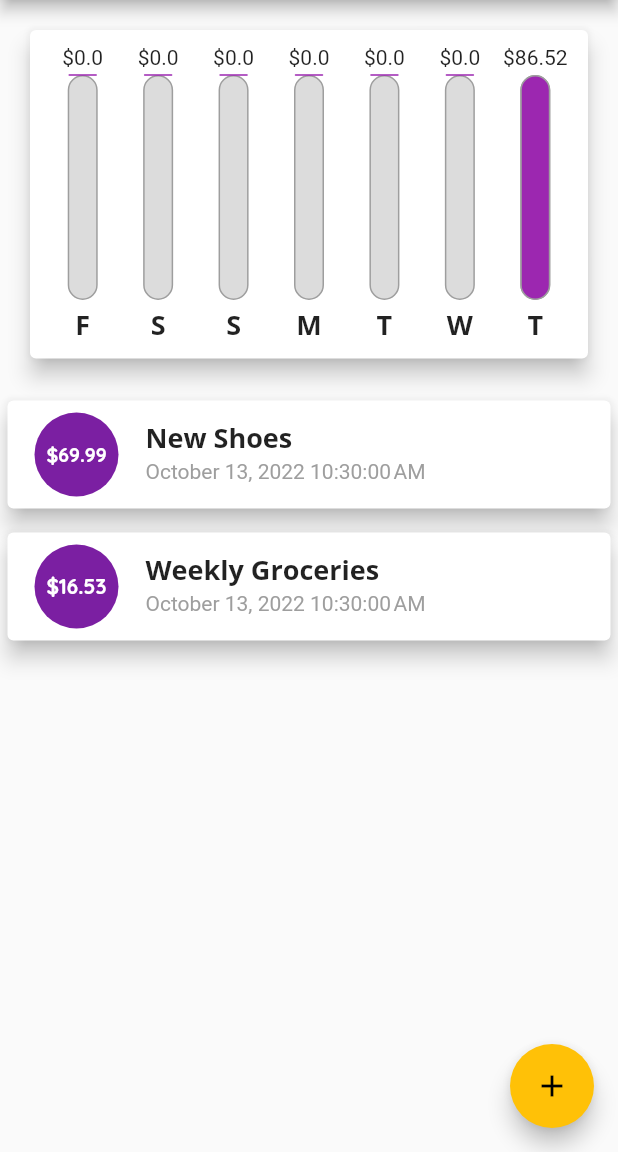
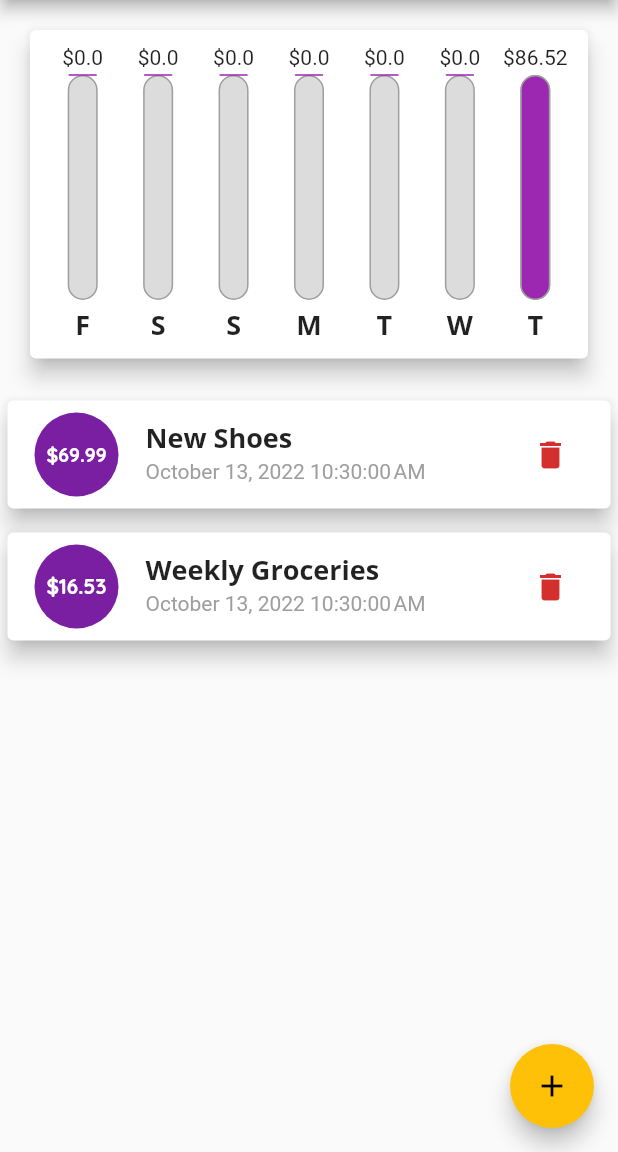
Before and after one commit to Olakunlesalami/personal-expense-tracker, a Flutter app: the screen it shows after launch, on a phone screen of 412 x 824 dp, the part 84-1236 px from its top. Run offline on Flutter 3.47's test engine with Material 2 defaults, Android fonts, the phone set to English and light mode, and no system bars.

Commit message:
can delete transaction

```diff
--- a/tutorials/expense_tracker/lib/main.dart
+++ b/tutorials/expense_tracker/lib/main.dart
@@ -71,6 +71,12 @@ class _MyHomePageState extends State<MyHomePage> {
     });
   }
 
+  void _deleteTransaction(String id) {
+    setState(() {
+      _transactions.removeWhere((element) => element.id == id);
+    });
+  }
+
   void _startAddNewTransaction(BuildContext ctx) {
     showModalBottomSheet(
         context: ctx,
@@ -109,6 +115,7 @@ class _MyHomePageState extends State<MyHomePage> {
             Chart(_transactions),
             TransactionList(
               transactions: _transactions,
+              deleteTransaction: _deleteTransaction,
             )
           ],
         ),
--- a/tutorials/expense_tracker/lib/widgets/transaction-list.dart
+++ b/tutorials/expense_tracker/lib/widgets/transaction-list.dart
@@ -4,8 +4,10 @@ import 'package:intl/intl.dart';
 
 class TransactionList extends StatelessWidget {
   List<Transaction> transactions;
+  final Function deleteTransaction;
 
-  TransactionList({required this.transactions});
+  TransactionList(
+      {required this.transactions, required this.deleteTransaction});
   @override
   Widget build(BuildContext context) {
     return Container(
@@ -55,6 +57,13 @@ class TransactionList extends StatelessWidget {
                       DateFormat().format(transactions[index].date!),
                       style: TextStyle(color: Colors.grey),
                     ),
+                    trailing: IconButton(
+                        icon: Icon(
+                          Icons.delete,
+                          color: Theme.of(context).errorColor,
+                        ),
+                        onPressed: () =>
+                            deleteTransaction(transactions[index].id)),
                   ),
                 );
               },
```
